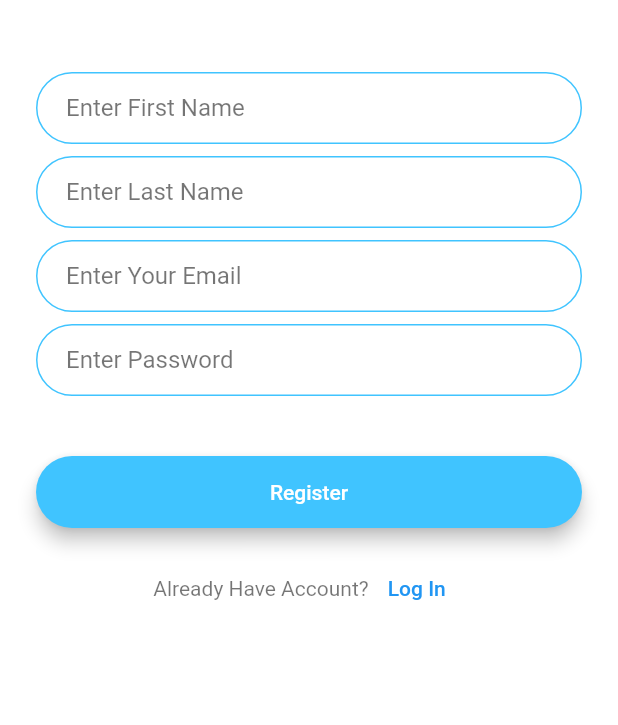
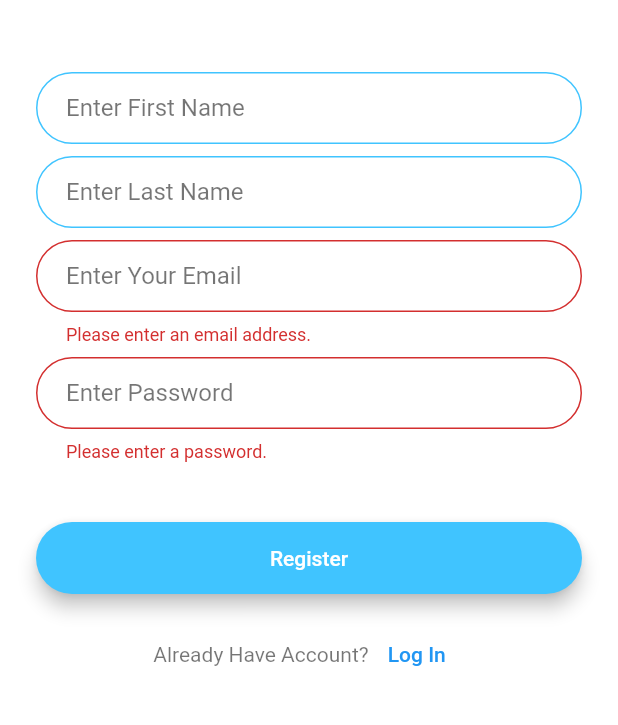
Before and after one commit to Zohaib2233/zohaib-pwh, a Flutter app: the RegistrationScreen screen opened directly, after a tap on "Register", on a phone screen of 412 x 824 dp, the part 390-1115 px from its top. Run offline on Flutter 3.47's test engine with Material 2 defaults, Android fonts, the phone set to English and light mode, and no system bars; our stand-ins replace firebase_auth, firebase_core; accounts and stored records are empty.

Commit message:
add validation

```diff
--- a/lib/customWidgets/text_field.dart
+++ b/lib/customWidgets/text_field.dart
@@ -6,19 +6,23 @@ class InputField extends StatelessWidget {
     @required this.hintText,
     this.controller,
     required this.isPassword,
+    this.isValidate,
   });
 
   final String? hintText;
   final bool isPassword;
   final TextEditingController? controller;
+  final String? Function(String? value)? isValidate;
+
   @override
   Widget build(BuildContext context) {
-    return TextField(
+    return TextFormField(
       onChanged: (value){
 
       },
       style: TextStyle(color: Colors.black),
       controller: controller,
+      validator: isValidate,
 
       obscureText: isPassword ? true : false,
       decoration: InputDecoration(
--- a/lib/screens/registration_screen.dart
+++ b/lib/screens/registration_screen.dart
@@ -3,6 +3,7 @@ import 'package:flutter/material.dart';
 import 'package:auth_app1/customWidgets/text_field.dart';
 import 'package:auth_app1/customWidgets/material_button.dart';
 import 'package:auth_app1/screens/login_screen.dart';
+import 'package:auth_app1/utils/validation.dart';
 
 class RegistrationScreen extends StatefulWidget {
   const RegistrationScreen({Key? key}) : super(key: key);
@@ -12,9 +13,11 @@ class RegistrationScreen extends StatefulWidget {
 }
 
 class _RegistrationScreenState extends State<RegistrationScreen> {
+  final _formKey = GlobalKey<FormState>();
   final FirebaseAuth _auth = FirebaseAuth.instance;
   final TextEditingController _emailController = TextEditingController();
   final TextEditingController _passwordController = TextEditingController();
+
 
   @override
   Widget build(BuildContext context) {
@@ -23,6 +26,8 @@ class _RegistrationScreenState extends State<RegistrationScreen> {
       body: Padding(
         padding: const EdgeInsets.symmetric(horizontal: 24),
         child: SingleChildScrollView(
+          child: Form(
+            key: _formKey,
             child: Column(
               mainAxisAlignment: MainAxisAlignment.center,
               crossAxisAlignment: CrossAxisAlignment.stretch,
@@ -40,6 +45,7 @@ class _RegistrationScreenState extends State<RegistrationScreen> {
                 InputField(
                   hintText: "Enter First Name",
                   isPassword: false,
+
                 ),
                 SizedBox(
                   height: 8,
@@ -54,6 +60,7 @@ class _RegistrationScreenState extends State<RegistrationScreen> {
                 InputField(
                   hintText: "Enter Your Email",
                   controller: _emailController,
+                  isValidate: validateEmail,
                   isPassword: false,
                 ),
                 SizedBox(
@@ -62,6 +69,7 @@ class _RegistrationScreenState extends State<RegistrationScreen> {
                 InputField(
                     hintText: "Enter Password",
                     controller: _passwordController,
+                    isValidate: validatePassword,
                     isPassword: true),
                 SizedBox(
                   height: 24,
@@ -69,6 +77,7 @@ class _RegistrationScreenState extends State<RegistrationScreen> {
                 Button(
                     buttonText: "Register",
                     onPressed: () async {
+                    if (_formKey.currentState!.validate()) {
                       final String email = _emailController.text.trim();
                       final String password = _passwordController.text.trim();
 
@@ -76,26 +85,6 @@ class _RegistrationScreenState extends State<RegistrationScreen> {
                         return;
                       }
 
-                    if (password.length < 6) {
-                      showDialog(
-                        context: context,
-                        builder: (BuildContext context) {
-                          return AlertDialog(
-                            title: const Text('Password is weak'),
-                            content: Text(
-                                'Your password must be at least 6 characters long.'),
-                            actions: <Widget>[
-                              TextButton(
-                                child: Text('OK'),
-                                onPressed: () {
-                                  Navigator.of(context).pop();
-                                },
-                              ),
-                            ],
-                          );
-                        },
-                      );
-                    }
                       try {
                         UserCredential userCredential =
                             await _auth.createUserWithEmailAndPassword(
@@ -117,22 +106,27 @@ class _RegistrationScreenState extends State<RegistrationScreen> {
                       } catch (e) {
                         print(e);
                       }
-                  }),
+                    }}),
                 Row(
                   crossAxisAlignment: CrossAxisAlignment.center,
                   mainAxisAlignment: MainAxisAlignment.center,
                   children: [
                     Text("Already Have Account?"),
-                  TextButton(onPressed: (){
-                    Navigator.push(context, MaterialPageRoute(builder:
-                        (context)=>LoginScreen()));
-                  }, child: Text("Log In"))
+                    TextButton(
+                        onPressed: () {
+                          Navigator.push(
+                              context,
+                              MaterialPageRoute(
+                                  builder: (context) => LoginScreen()));
+                        },
+                        child: Text("Log In"))
                   ],
                 ),
               ],
             ),
           ),
         ),
+      ),
     );
   }
 }
--- /dev/null
+++ b/lib/utils/validation.dart
@@ -0,0 +1,19 @@
+String? validateEmail(String? value) {
+  if (value == null || value.isEmpty) {
+    return 'Please enter an email address.';
+  }
+  if (!value.contains('@')) {
+    return 'Please enter a valid email address.';
+  }
+  return null;
+}
+
+String? validatePassword(String? value) {
+  if (value == null || value.isEmpty) {
+    return 'Please enter a password.';
+  }
+  if (value.length < 6) {
+    return 'Password must be at least 6 characters long.';
+  }
+  return null;
+}
```
Also changed, not shown: lib/screens/login_screen.dart (+9 -2 lines). Lines whose indentation alone changed are shown as unchanged.
